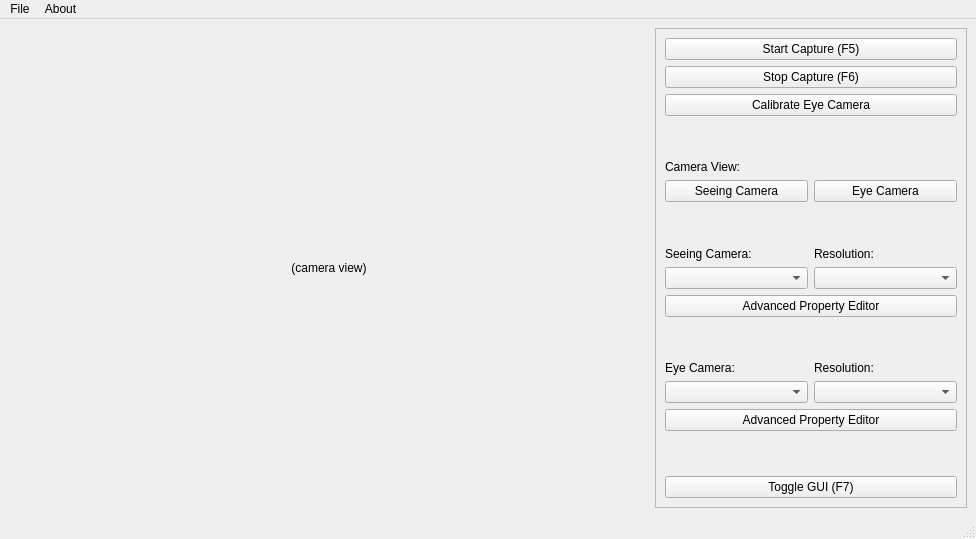
Old version of the form ui/main_window.ui in the repository ganesh-git2014/python-eye-tracker.
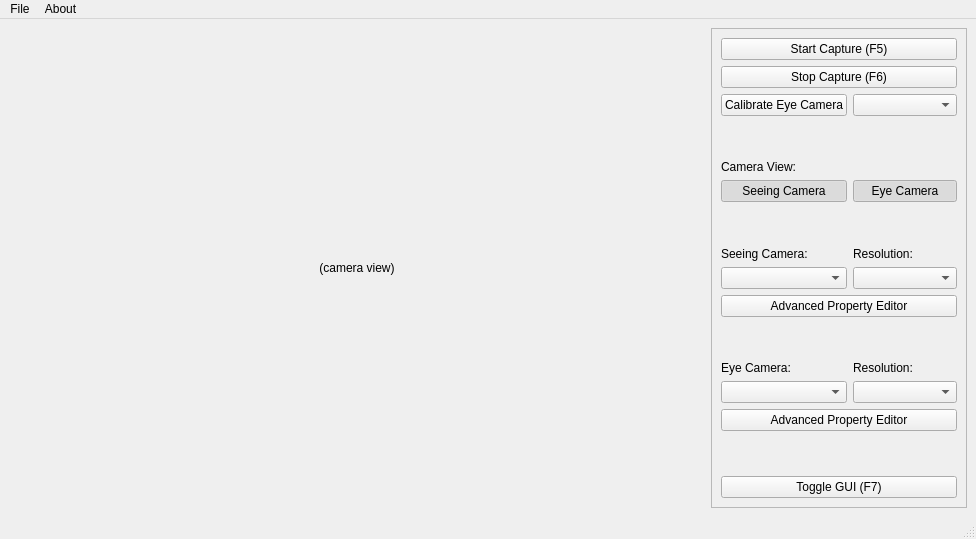
New version of the form.

```diff
--- a/ui/main_window.ui
+++ b/ui/main_window.ui
@@ -23,6 +23,18 @@
    <layout class="QGridLayout" name="gridLayout_3">
     <item row="0" column="1">
      <widget class="QScrollArea" name="scrollArea">
+      <property name="sizePolicy">
+       <sizepolicy hsizetype="Minimum" vsizetype="Expanding">
+        <horstretch>0</horstretch>
+        <verstretch>0</verstretch>
+       </sizepolicy>
+      </property>
+      <property name="minimumSize">
+       <size>
+        <width>256</width>
+        <height>0</height>
+       </size>
+      </property>
       <property name="widgetResizable">
        <bool>true</bool>
       </property>
@@ -31,31 +43,24 @@
         <rect>
          <x>0</x>
          <y>0</y>
-         <width>230</width>
+         <width>254</width>
          <height>478</height>
         </rect>
        </property>
        <layout class="QVBoxLayout" name="verticalLayout">
         <item>
          <layout class="QGridLayout" name="gridLayout">
-          <item row="9" column="0" colspan="2">
-           <widget class="QPushButton" name="pushButton_3">
+          <item row="12" column="0" colspan="2">
+           <widget class="QPushButton" name="seeing_prop_btn">
             <property name="text">
              <string>Advanced Property Editor</string>
             </property>
            </widget>
           </item>
-          <item row="12" column="0">
+          <item row="15" column="0">
            <widget class="QComboBox" name="eye_cam_combo_box"/>
           </item>
-          <item row="5" column="1">
-           <widget class="QPushButton" name="pushButton_2">
-            <property name="text">
-             <string>Eye Camera</string>
-            </property>
-           </widget>
-          </item>
-          <item row="4" column="0" colspan="2">
+          <item row="7" column="0" colspan="2">
            <widget class="QLabel" name="cam_view_label">
             <property name="text">
              <string>Camera View:</string>
@@ -65,24 +70,29 @@
             </property>
            </widget>
           </item>
-          <item row="5" column="0">
-           <widget class="QPushButton" name="pushButton">
-            <property name="text">
-             <string>Seeing Camera</string>
-            </property>
-           </widget>
-          </item>
           <item row="8" column="0">
+           <widget class="QPushButton" name="seeing_cam_btn">
+            <property name="text">
+             <string>Seeing Camera</string>
+            </property>
+            <property name="checkable">
+             <bool>true</bool>
+            </property>
+            <property name="checked">
+             <bool>true</bool>
+            </property>
+            <property name="autoDefault">
+             <bool>false</bool>
+            </property>
+            <property name="default">
+             <bool>false</bool>
+            </property>
+           </widget>
+          </item>
+          <item row="11" column="0">
            <widget class="QComboBox" name="seeing_cam_combo_box"/>
           </item>
-          <item row="2" column="0" colspan="2">
-           <widget class="QPushButton" name="calibrate_btn">
-            <property name="text">
-             <string>Calibrate Eye Camera</string>
-            </property>
-           </widget>
-          </item>
-          <item row="7" column="1">
+          <item row="10" column="1">
            <widget class="QLabel" name="seeing_res_label">
             <property name="sizePolicy">
              <sizepolicy hsizetype="Minimum" vsizetype="Minimum">
@@ -98,7 +108,7 @@
             </property>
            </widget>
           </item>
-          <item row="7" column="0">
+          <item row="10" column="0">
            <widget class="QLabel" name="seeing_cam_label">
             <property name="text">
              <string>Seeing Camera:</string>
@@ -108,7 +118,7 @@
             </property>
            </widget>
           </item>
-          <item row="11" column="0">
+          <item row="14" column="0">
            <widget class="QLabel" name="eye_cam_label">
             <property name="text">
              <string>Eye Camera:</string>
@@ -118,13 +128,13 @@
             </property>
            </widget>
           </item>
-          <item row="12" column="1">
+          <item row="15" column="1">
            <widget class="QComboBox" name="eye_res_combo_box"/>
           </item>
-          <item row="8" column="1">
-           <widget class="QComboBox" name="seeing_res_combo_box"/>
-          </item>
           <item row="11" column="1">
+           <widget class="QComboBox" name="seeing_res_combo_box"/>
+          </item>
+          <item row="14" column="1">
            <widget class="QLabel" name="eye_res_label">
             <property name="text">
              <string>Resolution:</string>
@@ -137,8 +147,8 @@
             </property>
            </widget>
           </item>
-          <item row="13" column="0" colspan="2">
-           <widget class="QPushButton" name="pushButton_4">
+          <item row="16" column="0" colspan="2">
+           <widget class="QPushButton" name="eye_prop_btn">
             <property name="text">
              <string>Advanced Property Editor</string>
             </property>
@@ -164,27 +174,14 @@
             </property>
            </widget>
           </item>
-          <item row="15" column="0" colspan="2">
+          <item row="18" column="0" colspan="2">
            <widget class="QPushButton" name="toggle_gui_btn">
             <property name="text">
              <string>Toggle GUI (F7)</string>
             </property>
            </widget>
           </item>
-          <item row="3" column="0" colspan="2">
-           <spacer name="verticalSpacer">
-            <property name="orientation">
-             <enum>Qt::Vertical</enum>
-            </property>
-            <property name="sizeHint" stdset="0">
-             <size>
-              <width>20</width>
-              <height>40</height>
-             </size>
-            </property>
-           </spacer>
-          </item>
-          <item row="14" column="0" colspan="2">
+          <item row="17" column="0" colspan="2">
            <spacer name="verticalSpacer_2">
             <property name="orientation">
              <enum>Qt::Vertical</enum>
@@ -197,7 +194,7 @@
             </property>
            </spacer>
           </item>
-          <item row="10" column="0" colspan="2">
+          <item row="13" column="0" colspan="2">
            <spacer name="verticalSpacer_4">
             <property name="orientation">
              <enum>Qt::Vertical</enum>
@@ -210,7 +207,7 @@
             </property>
            </spacer>
           </item>
-          <item row="6" column="0" colspan="2">
+          <item row="9" column="0" colspan="2">
            <spacer name="verticalSpacer_3">
             <property name="orientation">
              <enum>Qt::Vertical</enum>
@@ -223,6 +220,42 @@
             </property>
            </spacer>
           </item>
+          <item row="2" column="0">
+           <widget class="QPushButton" name="calibrate_btn">
+            <property name="text">
+             <string>Calibrate Eye Camera</string>
+            </property>
+           </widget>
+          </item>
+          <item row="2" column="1">
+           <widget class="QComboBox" name="calibration_combo_box"/>
+          </item>
+          <item row="6" column="0" colspan="2">
+           <spacer name="verticalSpacer">
+            <property name="orientation">
+             <enum>Qt::Vertical</enum>
+            </property>
+            <property name="sizeHint" stdset="0">
+             <size>
+              <width>20</width>
+              <height>40</height>
+             </size>
+            </property>
+           </spacer>
+          </item>
+          <item row="8" column="1">
+           <widget class="QPushButton" name="eye_cam_btn">
+            <property name="text">
+             <string>Eye Camera</string>
+            </property>
+            <property name="checkable">
+             <bool>true</bool>
+            </property>
+            <property name="checked">
+             <bool>true</bool>
+            </property>
+           </widget>
+          </item>
          </layout>
         </item>
        </layout>
@@ -231,10 +264,16 @@
     </item>
     <item row="0" column="0">
      <widget class="QLabel" name="cam_view">
+      <property name="sizePolicy">
+       <sizepolicy hsizetype="Expanding" vsizetype="Expanding">
+        <horstretch>0</horstretch>
+        <verstretch>0</verstretch>
+       </sizepolicy>
+      </property>
       <property name="minimumSize">
        <size>
-        <width>640</width>
-        <height>480</height>
+        <width>480</width>
+        <height>360</height>
        </size>
       </property>
       <property name="text">
```
